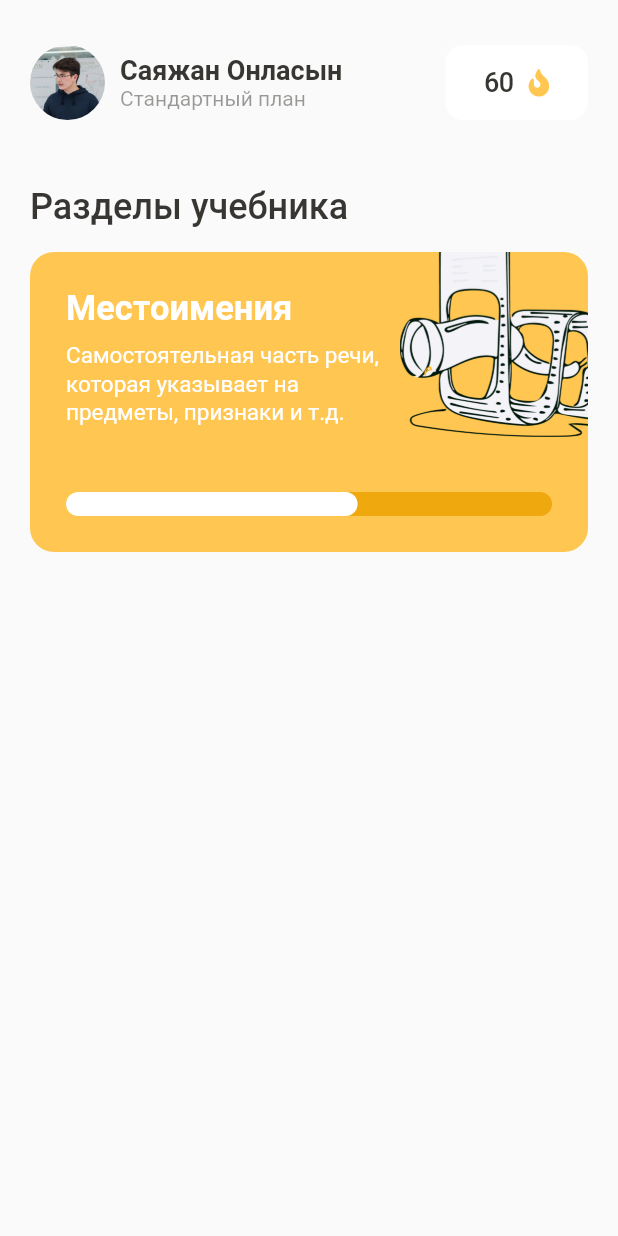
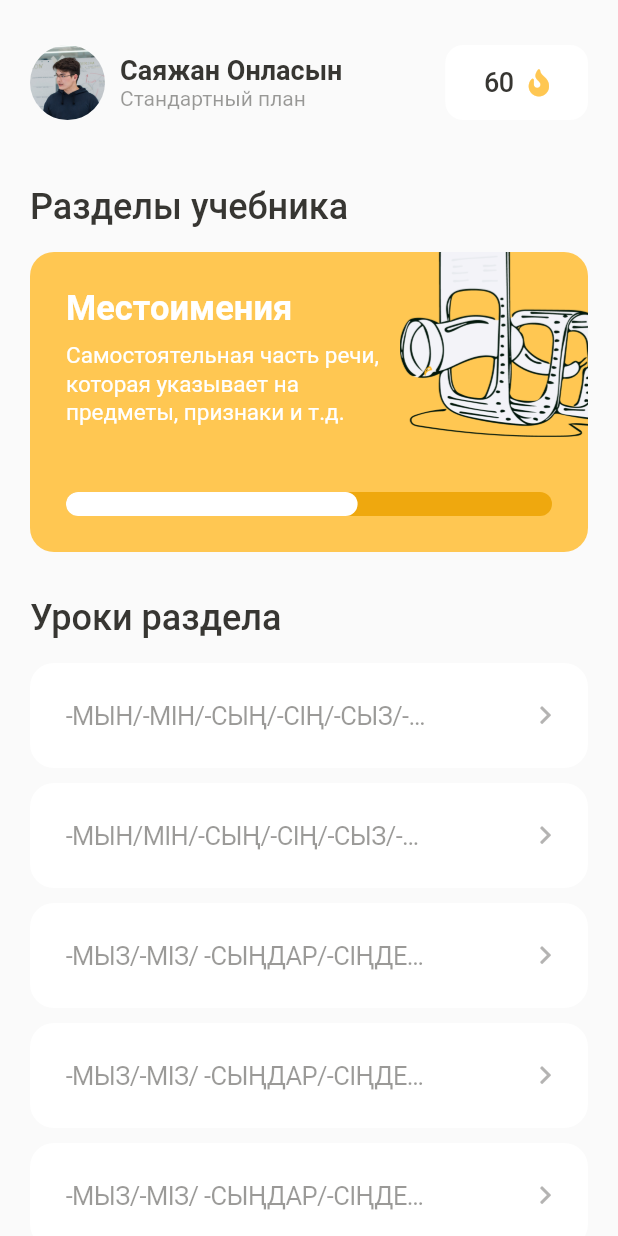
Before and after one commit to Crepiks/nomad-mobile, a Flutter app: the HomeView widget shown alone on an empty page, opened directly, on a phone screen of 412 x 824 dp. Run offline on Flutter 3.47's test engine with Material 2 defaults, Android fonts, the phone set to English and light mode, and no system bars; our stand-ins replace dartz, fl_chart, font_awesome_flutter, mask_text_input_formatter.

Commit message:
feat: add units list in main page

```diff
--- a/lib/data/models/chapter.dart
+++ b/lib/data/models/chapter.dart
@@ -52,6 +52,299 @@ class Chapter {
                 InputQuestion("Мен қыз", ""),
               ],
             )
+          ]),
+      Unit(
+          id: 0,
+          theory: Theory(title: "-МЫН/МІН/-СЫҢ/-СІҢ/-СЫЗ/-СІЗ (СҰРАҚ)", items: [
+            TheoryItem(
+                imagePath:
+                    "filesystem:https://docs.google.com/persistent/docs/documents/1NgoMGPGj5DitpdqVfrv9M71BlYR_n99B/image/16D9CYkSDWPLrr2Lv6FvE6w-YsH7lkjAbsTYWrc2twXogpLTC?cacheKey=i.0_16D9CYkSDWPLrr2Lv6FvE6w-YsH7lkjAbsTYWrc2twXogpLTC"),
+            TheoryItem(space: true),
+            TheoryItem(text: TheoryText(text: "Менің атым – Әсел")),
+            TheoryItem(text: TheoryText(text: "Мен – студентпін")),
+            TheoryItem(text: TheoryText(text: "Мен –  жиырма екідемін")),
+            TheoryItem(text: TheoryText(text: "Менің сүйікті түсім  – көк")),
+            TheoryItem(text: TheoryText(text: "Мен – Қазақстандықпын")),
+            TheoryItem(text: TheoryText(text: "Мен Алматыданмын")),
+            TheoryItem(
+                text: TheoryText(
+                    text: "Менің сүйікті спортым – футбол мен  жүзу")),
+            TheoryItem(
+                text: TheoryText(
+                    text: "Менің әкем – дәрігер,  анам – журналист")),
+            TheoryItem(text: TheoryText(text: "Мен өнерге қызығамын")),
+          ]),
+          practice: [
+            Practice(
+              id: 0,
+              title:
+                  "Бір жолға жуан, бір жолға жіңішке жалғауды жалғап бөліп жазыңыз.",
+              description:
+                  "жуан: мен бала+мын, сен аға+сың,.......... жіңішке:сіз әке+сіз, сен жігітсің,............",
+              questions: [
+                InputQuestion("Мен мұғалім", ""),
+                InputQuestion("Сен оқушы", ""),
+                InputQuestion("Сіз ана", ""),
+                InputQuestion("Сен спортшы", ""),
+                InputQuestion("Сіз әнші", ""),
+                InputQuestion("Мен қыз", ""),
+              ],
+            )
+          ]),
+      Unit(
+          id: 0,
+          theory: Theory(
+              title:
+                  "-МЫЗ/-МІЗ/ -СЫҢДАР/-СІҢДЕР/-СЫЗДАР/-СІЗДЕР/-ЛАР/-ЛЕР/-ДАР/-ДЕР/-ТАР/-ТЕР",
+              items: [
+                TheoryItem(
+                    imagePath:
+                        "filesystem:https://docs.google.com/persistent/docs/documents/1NgoMGPGj5DitpdqVfrv9M71BlYR_n99B/image/16D9CYkSDWPLrr2Lv6FvE6w-YsH7lkjAbsTYWrc2twXogpLTC?cacheKey=i.0_16D9CYkSDWPLrr2Lv6FvE6w-YsH7lkjAbsTYWrc2twXogpLTC"),
+                TheoryItem(space: true),
+                TheoryItem(text: TheoryText(text: "Менің атым – Әсел")),
+                TheoryItem(text: TheoryText(text: "Мен – студентпін")),
+                TheoryItem(text: TheoryText(text: "Мен –  жиырма екідемін")),
+                TheoryItem(
+                    text: TheoryText(text: "Менің сүйікті түсім  – көк")),
+                TheoryItem(text: TheoryText(text: "Мен – Қазақстандықпын")),
+                TheoryItem(text: TheoryText(text: "Мен Алматыданмын")),
+                TheoryItem(
+                    text: TheoryText(
+                        text: "Менің сүйікті спортым – футбол мен  жүзу")),
+                TheoryItem(
+                    text: TheoryText(
+                        text: "Менің әкем – дәрігер,  анам – журналист")),
+                TheoryItem(text: TheoryText(text: "Мен өнерге қызығамын")),
+              ]),
+          practice: [
+            Practice(
+              id: 0,
+              title:
+                  "Бір жолға жуан, бір жолға жіңішке жалғауды жалғап бөліп жазыңыз.",
+              description:
+                  "жуан: мен бала+мын, сен аға+сың,.......... жіңішке:сіз әке+сіз, сен жігітсің,............",
+              questions: [
+                InputQuestion("Мен мұғалім", ""),
+                InputQuestion("Сен оқушы", ""),
+                InputQuestion("Сіз ана", ""),
+                InputQuestion("Сен спортшы", ""),
+                InputQuestion("Сіз әнші", ""),
+                InputQuestion("Мен қыз", ""),
+              ],
+            )
+          ]),
+      Unit(
+          id: 0,
+          theory: Theory(
+              title:
+                  "-МЫЗ/-МІЗ/ -СЫҢДАР/-СІҢДЕР/-СЫЗДАР/-СІЗДЕР/-ЛАР/-ЛЕР/-ДАР/-ДЕР/-ТАР/-ТЕР",
+              items: [
+                TheoryItem(
+                    imagePath:
+                        "filesystem:https://docs.google.com/persistent/docs/documents/1NgoMGPGj5DitpdqVfrv9M71BlYR_n99B/image/16D9CYkSDWPLrr2Lv6FvE6w-YsH7lkjAbsTYWrc2twXogpLTC?cacheKey=i.0_16D9CYkSDWPLrr2Lv6FvE6w-YsH7lkjAbsTYWrc2twXogpLTC"),
+                TheoryItem(space: true),
+                TheoryItem(text: TheoryText(text: "Менің атым – Әсел")),
+                TheoryItem(text: TheoryText(text: "Мен – студентпін")),
+                TheoryItem(text: TheoryText(text: "Мен –  жиырма екідемін")),
+                TheoryItem(
+                    text: TheoryText(text: "Менің сүйікті түсім  – көк")),
+                TheoryItem(text: TheoryText(text: "Мен – Қазақстандықпын")),
+                TheoryItem(text: TheoryText(text: "Мен Алматыданмын")),
+                TheoryItem(
+                    text: TheoryText(
+                        text: "Менің сүйікті спортым – футбол мен  жүзу")),
+                TheoryItem(
+                    text: TheoryText(
+                        text: "Менің әкем – дәрігер,  анам – журналист")),
+                TheoryItem(text: TheoryText(text: "Мен өнерге қызығамын")),
+              ]),
+          practice: [
+            Practice(
+              id: 0,
+              title:
+                  "Бір жолға жуан, бір жолға жіңішке жалғауды жалғап бөліп жазыңыз.",
+              description:
+                  "жуан: мен бала+мын, сен аға+сың,.......... жіңішке:сіз әке+сіз, сен жігітсің,............",
+              questions: [
+                InputQuestion("Мен мұғалім", ""),
+                InputQuestion("Сен оқушы", ""),
+                InputQuestion("Сіз ана", ""),
+                InputQuestion("Сен спортшы", ""),
+                InputQuestion("Сіз әнші", ""),
+                InputQuestion("Мен қыз", ""),
+              ],
+            )
+          ]),
+      Unit(
+          id: 0,
+          theory: Theory(
+              title:
+                  "-МЫЗ/-МІЗ/ -СЫҢДАР/-СІҢДЕР/-СЫЗДАР/-СІЗДЕР/-ЛАР/-ЛЕР/-ДАР/-ДЕР/-ТАР/-ТЕР",
+              items: [
+                TheoryItem(
+                    imagePath:
+                        "filesystem:https://docs.google.com/persistent/docs/documents/1NgoMGPGj5DitpdqVfrv9M71BlYR_n99B/image/16D9CYkSDWPLrr2Lv6FvE6w-YsH7lkjAbsTYWrc2twXogpLTC?cacheKey=i.0_16D9CYkSDWPLrr2Lv6FvE6w-YsH7lkjAbsTYWrc2twXogpLTC"),
+                TheoryItem(space: true),
+                TheoryItem(text: TheoryText(text: "Менің атым – Әсел")),
+                TheoryItem(text: TheoryText(text: "Мен – студентпін")),
+                TheoryItem(text: TheoryText(text: "Мен –  жиырма екідемін")),
+                TheoryItem(
+                    text: TheoryText(text: "Менің сүйікті түсім  – көк")),
+                TheoryItem(text: TheoryText(text: "Мен – Қазақстандықпын")),
+                TheoryItem(text: TheoryText(text: "Мен Алматыданмын")),
+                TheoryItem(
+                    text: TheoryText(
+                        text: "Менің сүйікті спортым – футбол мен  жүзу")),
+                TheoryItem(
+                    text: TheoryText(
+                        text: "Менің әкем – дәрігер,  анам – журналист")),
+                TheoryItem(text: TheoryText(text: "Мен өнерге қызығамын")),
+              ]),
+          practice: [
+            Practice(
+              id: 0,
+              title:
+                  "Бір жолға жуан, бір жолға жіңішке жалғауды жалғап бөліп жазыңыз.",
+              description:
+                  "жуан: мен бала+мын, сен аға+сың,.......... жіңішке:сіз әке+сіз, сен жігітсің,............",
+              questions: [
+                InputQuestion("Мен мұғалім", ""),
+                InputQuestion("Сен оқушы", ""),
+                InputQuestion("Сіз ана", ""),
+                InputQuestion("Сен спортшы", ""),
+                InputQuestion("Сіз әнші", ""),
+                InputQuestion("Мен қыз", ""),
+              ],
+            )
+          ]),
+      Unit(
+          id: 0,
+          theory: Theory(
+              title:
+                  "-МЫЗ/-МІЗ/ -СЫҢДАР/-СІҢДЕР/-СЫЗДАР/-СІЗДЕР/-ЛАР/-ЛЕР/-ДАР/-ДЕР/-ТАР/-ТЕР",
+              items: [
+                TheoryItem(
+                    imagePath:
+                        "filesystem:https://docs.google.com/persistent/docs/documents/1NgoMGPGj5DitpdqVfrv9M71BlYR_n99B/image/16D9CYkSDWPLrr2Lv6FvE6w-YsH7lkjAbsTYWrc2twXogpLTC?cacheKey=i.0_16D9CYkSDWPLrr2Lv6FvE6w-YsH7lkjAbsTYWrc2twXogpLTC"),
+                TheoryItem(space: true),
+                TheoryItem(text: TheoryText(text: "Менің атым – Әсел")),
+                TheoryItem(text: TheoryText(text: "Мен – студентпін")),
+                TheoryItem(text: TheoryText(text: "Мен –  жиырма екідемін")),
+                TheoryItem(
+                    text: TheoryText(text: "Менің сүйікті түсім  – көк")),
+                TheoryItem(text: TheoryText(text: "Мен – Қазақстандықпын")),
+                TheoryItem(text: TheoryText(text: "Мен Алматыданмын")),
+                TheoryItem(
+                    text: TheoryText(
+                        text: "Менің сүйікті спортым – футбол мен  жүзу")),
+                TheoryItem(
+                    text: TheoryText(
+                        text: "Менің әкем – дәрігер,  анам – журналист")),
+                TheoryItem(text: TheoryText(text: "Мен өнерге қызығамын")),
+              ]),
+          practice: [
+            Practice(
+              id: 0,
+              title:
+                  "Бір жолға жуан, бір жолға жіңішке жалғауды жалғап бөліп жазыңыз.",
+              description:
+                  "жуан: мен бала+мын, сен аға+сың,.......... жіңішке:сіз әке+сіз, сен жігітсің,............",
+              questions: [
+                InputQuestion("Мен мұғалім", ""),
+                InputQuestion("Сен оқушы", ""),
+                InputQuestion("Сіз ана", ""),
+                InputQuestion("Сен спортшы", ""),
+                InputQuestion("Сіз әнші", ""),
+                InputQuestion("Мен қыз", ""),
+              ],
+            )
+          ]),
+      Unit(
+          id: 0,
+          theory: Theory(
+              title:
+                  "-МЫЗ/-МІЗ/ -СЫҢДАР/-СІҢДЕР/-СЫЗДАР/-СІЗДЕР/-ЛАР/-ЛЕР/-ДАР/-ДЕР/-ТАР/-ТЕР",
+              items: [
+                TheoryItem(
+                    imagePath:
+                        "filesystem:https://docs.google.com/persistent/docs/documents/1NgoMGPGj5DitpdqVfrv9M71BlYR_n99B/image/16D9CYkSDWPLrr2Lv6FvE6w-YsH7lkjAbsTYWrc2twXogpLTC?cacheKey=i.0_16D9CYkSDWPLrr2Lv6FvE6w-YsH7lkjAbsTYWrc2twXogpLTC"),
+                TheoryItem(space: true),
+                TheoryItem(text: TheoryText(text: "Менің атым – Әсел")),
+                TheoryItem(text: TheoryText(text: "Мен – студентпін")),
+                TheoryItem(text: TheoryText(text: "Мен –  жиырма екідемін")),
+                TheoryItem(
+                    text: TheoryText(text: "Менің сүйікті түсім  – көк")),
+                TheoryItem(text: TheoryText(text: "Мен – Қазақстандықпын")),
+                TheoryItem(text: TheoryText(text: "Мен Алматыданмын")),
+                TheoryItem(
+                    text: TheoryText(
+                        text: "Менің сүйікті спортым – футбол мен  жүзу")),
+                TheoryItem(
+                    text: TheoryText(
+                        text: "Менің әкем – дәрігер,  анам – журналист")),
+                TheoryItem(text: TheoryText(text: "Мен өнерге қызығамын")),
+              ]),
+          practice: [
+            Practice(
+              id: 0,
+              title:
+                  "Бір жолға жуан, бір жолға жіңішке жалғауды жалғап бөліп жазыңыз.",
+              description:
+                  "жуан: мен бала+мын, сен аға+сың,.......... жіңішке:сіз әке+сіз, сен жігітсің,............",
+              questions: [
+                InputQuestion("Мен мұғалім", ""),
+                InputQuestion("Сен оқушы", ""),
+                InputQuestion("Сіз ана", ""),
+                InputQuestion("Сен спортшы", ""),
+                InputQuestion("Сіз әнші", ""),
+                InputQuestion("Мен қыз", ""),
+              ],
+            )
+          ])
+    ];
+
+    List<Unit> shortUnits = [
+      Unit(
+          id: 0,
+          theory: Theory(
+              title:
+                  "-МЫЗ/-МІЗ/ -СЫҢДАР/-СІҢДЕР/-СЫЗДАР/-СІЗДЕР/-ЛАР/-ЛЕР/-ДАР/-ДЕР/-ТАР/-ТЕР",
+              items: [
+                TheoryItem(
+                    imagePath:
+                        "filesystem:https://docs.google.com/persistent/docs/documents/1NgoMGPGj5DitpdqVfrv9M71BlYR_n99B/image/16D9CYkSDWPLrr2Lv6FvE6w-YsH7lkjAbsTYWrc2twXogpLTC?cacheKey=i.0_16D9CYkSDWPLrr2Lv6FvE6w-YsH7lkjAbsTYWrc2twXogpLTC"),
+                TheoryItem(space: true),
+                TheoryItem(text: TheoryText(text: "Менің атым – Әсел")),
+                TheoryItem(text: TheoryText(text: "Мен – студентпін")),
+                TheoryItem(text: TheoryText(text: "Мен –  жиырма екідемін")),
+                TheoryItem(
+                    text: TheoryText(text: "Менің сүйікті түсім  – көк")),
+                TheoryItem(text: TheoryText(text: "Мен – Қазақстандықпын")),
+                TheoryItem(text: TheoryText(text: "Мен Алматыданмын")),
+                TheoryItem(
+                    text: TheoryText(
+                        text: "Менің сүйікті спортым – футбол мен  жүзу")),
+                TheoryItem(
+                    text: TheoryText(
+                        text: "Менің әкем – дәрігер,  анам – журналист")),
+                TheoryItem(text: TheoryText(text: "Мен өнерге қызығамын")),
+              ]),
+          practice: [
+            Practice(
+              id: 0,
+              title:
+                  "Бір жолға жуан, бір жолға жіңішке жалғауды жалғап бөліп жазыңыз.",
+              description:
+                  "жуан: мен бала+мын, сен аға+сың,.......... жіңішке:сіз әке+сіз, сен жігітсің,............",
+              questions: [
+                InputQuestion("Мен мұғалім", ""),
+                InputQuestion("Сен оқушы", ""),
+                InputQuestion("Сіз ана", ""),
+                InputQuestion("Сен спортшы", ""),
+                InputQuestion("Сіз әнші", ""),
+                InputQuestion("Мен қыз", ""),
+              ],
+            )
           ])
     ];
 
@@ -66,7 +359,7 @@ class Chapter {
           id: 0,
           title: "Существительные",
           description: "Это тоже очень важная тема в казахском языке",
-          units: units),
+          units: shortUnits),
       Chapter(
           id: 0,
           title: "Прилагательные",
--- /dev/null
+++ b/lib/home/views/components/chapters/chapters_list.dart
@@ -0,0 +1,49 @@
+import "package:flutter/material.dart";
+import 'package:nomad/common/colors.dart';
+import 'package:nomad/data/models/chapter.dart';
+
+import 'chapter_card.dart';
+
+class ChaptersList extends StatelessWidget {
+  const ChaptersList(
+      {Key? key, required this.chapters, required this.onChangeChapter})
+      : super(key: key);
+
+  final List<Chapter> chapters;
+  final Function onChangeChapter;
+
+  @override
+  Widget build(BuildContext context) {
+    return Column(
+      crossAxisAlignment: CrossAxisAlignment.start,
+      children: [
+        Padding(
+          padding: EdgeInsets.only(left: 20),
+          child: Text(
+            "Разделы учебника",
+            style: TextStyle(
+                color: AppColors.blackColor,
+                fontSize: 24,
+                fontWeight: FontWeight.w500),
+          ),
+        ),
+        SizedBox(height: 16),
+        SizedBox(
+            height: 200,
+            child: PageView.builder(
+                scrollDirection: Axis.horizontal,
+                physics: BouncingScrollPhysics(),
+                itemCount: chapters.length,
+                onPageChanged: (index) {
+                  onChangeChapter(index);
+                },
+                itemBuilder: (BuildContext context, int index) {
+                  return ChapterCard(
+                    title: chapters[index].title,
+                    description: chapters[index].description,
+                  );
+                }))
+      ],
+    );
+  }
+}
--- /dev/null
+++ b/lib/home/views/components/units/unit_card.dart
@@ -0,0 +1,47 @@
+import 'package:flutter/cupertino.dart';
+import "package:flutter/material.dart";
+import 'package:font_awesome_flutter/font_awesome_flutter.dart';
+import 'package:nomad/common/colors.dart';
+
+class UnitCard extends StatelessWidget {
+  const UnitCard({Key? key, required this.title}) : super(key: key);
+
+  final String title;
+
+  @override
+  Widget build(BuildContext context) {
+    final size = MediaQuery.of(context).size;
+
+    return CupertinoButton(
+      padding: EdgeInsets.all(0),
+      child: Container(
+        padding: EdgeInsets.symmetric(horizontal: 24),
+        width: double.infinity,
+        height: 70,
+        decoration: BoxDecoration(
+            color: AppColors.whiteColor,
+            borderRadius: BorderRadius.circular(16)),
+        child: Row(
+          mainAxisAlignment: MainAxisAlignment.spaceBetween,
+          crossAxisAlignment: CrossAxisAlignment.center,
+          children: [
+            SizedBox(
+              width: (size.width * 0.8) - 40 - 48,
+              child: Text(
+                title,
+                overflow: TextOverflow.ellipsis,
+                style: TextStyle(color: AppColors.blackColor80, fontSize: 17),
+              ),
+            ),
+            FaIcon(
+              FontAwesomeIcons.chevronRight,
+              size: 14,
+              color: AppColors.blackColor60,
+            )
+          ],
+        ),
+      ),
+      onPressed: () {},
+    );
+  }
+}
--- /dev/null
+++ b/lib/home/views/components/units/units_list.dart
@@ -0,0 +1,45 @@
+import "package:flutter/material.dart";
+import 'package:nomad/common/colors.dart';
+import 'package:nomad/data/models/unit.dart';
+import 'package:nomad/home/views/components/units/unit_card.dart';
+
+class UnitsList extends StatelessWidget {
+  const UnitsList({Key? key, required this.units}) : super(key: key);
+
+  final List<Unit> units;
+
+  @override
+  Widget build(BuildContext context) {
+    return Expanded(
+      child: Padding(
+        padding: EdgeInsets.symmetric(horizontal: 20),
+        child: Column(
+          crossAxisAlignment: CrossAxisAlignment.start,
+          children: [
+            Text(
+              "Уроки раздела",
+              style: TextStyle(
+                  color: AppColors.blackColor,
+                  fontSize: 24,
+                  fontWeight: FontWeight.w500),
+            ),
+            SizedBox(height: 16),
+            Expanded(
+              child: ListView.separated(
+                itemCount: units.length,
+                itemBuilder: (BuildContext context, int index) {
+                  return UnitCard(
+                    title: units[index].theory.title,
+                  );
+                },
+                separatorBuilder: (BuildContext context, int index) {
+                  return SizedBox(height: 10);
+                },
+              ),
+            ),
+          ],
+        ),
+      ),
+    );
+  }
+}
--- a/lib/home/views/home_view.dart
+++ b/lib/home/views/home_view.dart
@@ -1,17 +1,26 @@
 import "package:flutter/material.dart";
-import 'package:nomad/common/colors.dart';
 import 'package:nomad/data/models/chapter.dart';
-import 'package:nomad/home/views/components/chapters/chapter_card.dart';
+import 'package:nomad/home/views/components/chapters/chapters_list.dart';
 import 'package:nomad/home/views/components/header.dart';
+import 'package:nomad/home/views/components/units/units_list.dart';
 
-class HomeView extends StatelessWidget {
+class HomeView extends StatefulWidget {
   const HomeView({Key? key}) : super(key: key);
+
+  @override
+  _HomeViewState createState() => _HomeViewState();
+}
+
+class _HomeViewState extends State<HomeView> {
+  int activeChapterIndex = 0;
 
   @override
   Widget build(BuildContext context) {
     List<Chapter> chapters = Chapter.findAll();
 
     return Container(
+      height: double.infinity,
+      width: double.infinity,
       padding: EdgeInsets.only(top: 20),
       child: Column(
         children: [
@@ -20,37 +29,21 @@ class HomeView extends StatelessWidget {
             child: Header(),
           ),
           SizedBox(height: 34),
-          Column(
-            crossAxisAlignment: CrossAxisAlignment.start,
-            children: [
-              Padding(
-                padding: EdgeInsets.only(left: 20),
-                child: Text(
-                  "Разделы учебника",
-                  style: TextStyle(
-                      color: AppColors.blackColor,
-                      fontSize: 24,
-                      fontWeight: FontWeight.w500),
-                ),
-              ),
-              SizedBox(height: 16),
-              SizedBox(
-                  height: 200,
-                  child: PageView.builder(
-                      scrollDirection: Axis.horizontal,
-                      physics: BouncingScrollPhysics(),
-                      itemCount: chapters.length,
-                      onPageChanged: (index) {},
-                      itemBuilder: (BuildContext context, int index) {
-                        return ChapterCard(
-                          title: chapters[index].title,
-                          description: chapters[index].description,
-                        );
-                      }))
-            ],
-          )
+          ChaptersList(
+            chapters: chapters,
+            onChangeChapter: (index) => {setActiveChapterIndex(index)},
+          ),
+          SizedBox(height: 30),
+          UnitsList(units: chapters[activeChapterIndex].units)
         ],
       ),
     );
   }
+
+  setActiveChapterIndex(index) {
+    setState(() {
+      activeChapterIndex = index;
+      print(activeChapterIndex);
+    });
+  }
 }
```
Also changed, not shown: pubspec.lock.
